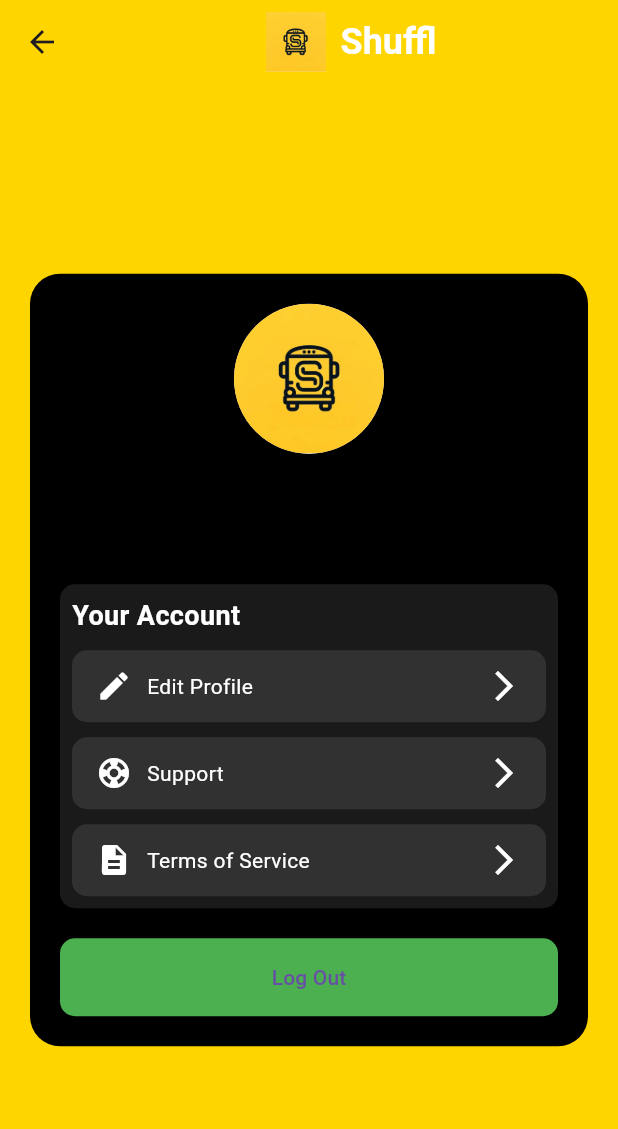
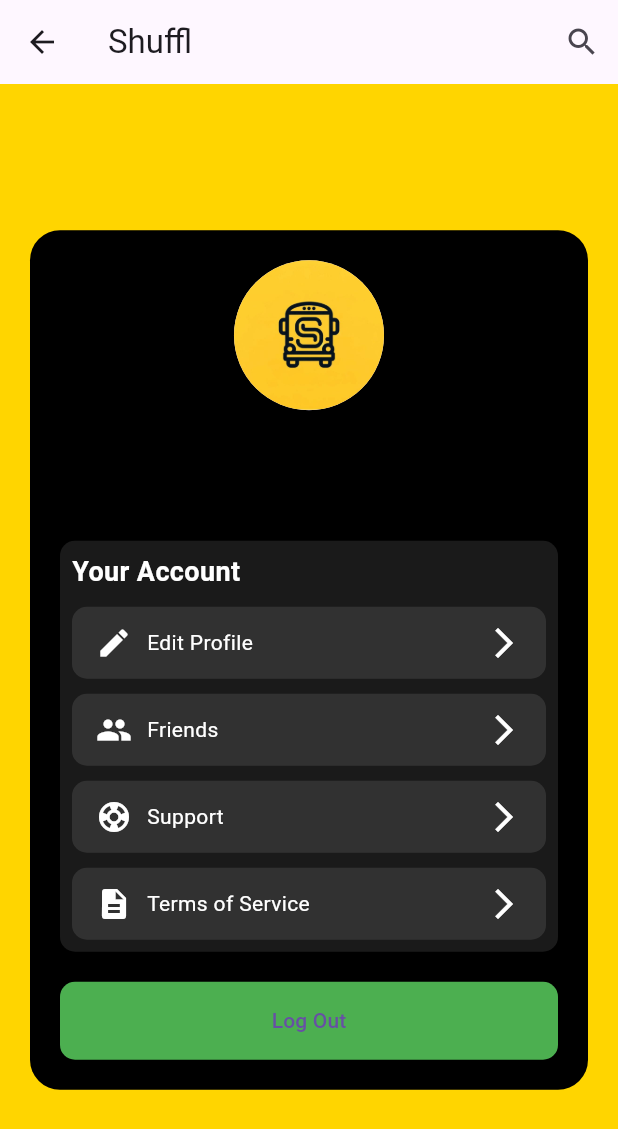
Before and after one commit to alpaltug/shuffl-repo, a Flutter app: the UserProfile screen opened directly, on a phone screen of 412 x 824 dp. Shown: the top 1129 px of the screen. Run offline on Flutter 3.47's test engine with Material 3 defaults, Android fonts, the phone set to English and light mode, and no system bars; our stand-ins replace cloud_firestore, firebase_auth, firebase_core, firebase_storage, google_maps_flutter, google_sign_in and 1 more; missing offline and left inert: profanity_filter; accounts and stored records are empty.

Commit message:
friends page and button

```diff
--- a/lib/screens/user_profile/user_profile.dart
+++ b/lib/screens/user_profile/user_profile.dart
@@ -5,6 +5,8 @@ import 'package:my_flutter_app/screens/user_public_profile/user_public_profile.d
 import 'package:my_flutter_app/screens/signin/signin.dart';
 import 'package:firebase_auth/firebase_auth.dart';
 import 'package:cloud_firestore/cloud_firestore.dart';
+import 'package:my_flutter_app/screens/user_friends/user_friends.dart';
+import 'package:my_flutter_app/screens/search_users/search_users.dart';
 
 class UserProfile extends StatefulWidget {
   const UserProfile({super.key});
@@ -42,7 +44,20 @@ class _UserProfileState extends State<UserProfile> {
   @override
   Widget build(BuildContext context) {
     return Scaffold(
-      appBar: const LogoAppBar(title: 'Shuffl'),
+      appBar: AppBar(
+        title: const Text('Shuffl'),
+        actions: [
+          IconButton(
+            icon: const Icon(Icons.search),
+            onPressed: () {
+              Navigator.push(
+                context,
+                MaterialPageRoute(builder: (context) => const SearchUsers()),
+              );
+            },
+          ),
+        ],
+      ),
       body: Center(
         child: SingleChildScrollView(
           padding: const EdgeInsets.symmetric(horizontal: defaultPadding),
@@ -129,6 +144,36 @@ class _UserProfileState extends State<UserProfile> {
                             ),
                           ),
                           const SizedBox(height: 10),
+                          GestureDetector(
+                            onTap: () {
+                              Navigator.push(
+                                context,
+                                MaterialPageRoute(
+                                  builder: (context) => const UserFriends(),
+                                ),
+                              );
+                            },
+                            child: Container(
+                              padding: const EdgeInsets.symmetric(horizontal: 16, vertical: 12),
+                              decoration: BoxDecoration(
+                                color: Colors.white.withOpacity(0.1),
+                                borderRadius: BorderRadius.circular(10),
+                              ),
+                              child: const Row(
+                                children: [
+                                  Icon(Icons.people, color: Colors.white),
+                                  SizedBox(width: 10),
+                                  Text(
+                                    'Friends',
+                                    style: TextStyle(color: Colors.white),
+                                  ),
+                                  Spacer(),
+                                  Icon(Icons.arrow_forward_ios, color: Colors.white),
+                                ],
+                              ),
+                            ),
+                          ),
+                          const SizedBox(height: 10),
                           Container(
                             padding: const EdgeInsets.symmetric(horizontal: 16, vertical: 12),
                             decoration: BoxDecoration(
--- a/lib/widgets.dart
+++ b/lib/widgets.dart
@@ -3,7 +3,8 @@ import 'package:my_flutter_app/constants.dart';
 
 class LogoAppBar extends StatelessWidget implements PreferredSizeWidget {
   final String title;
-  const LogoAppBar({super.key, required this.title});
+  final List<Widget>? actions;
+  const LogoAppBar({super.key, required this.title, this.actions});
 
   @override
   Widget build(BuildContext context) {
@@ -11,6 +12,7 @@ class LogoAppBar extends StatelessWidget implements PreferredSizeWidget {
       backgroundColor: kBackgroundColor,
       elevation: 0,
       centerTitle: true,
+      actions: actions,
       title: Row(
         mainAxisAlignment: MainAxisAlignment.center,
         children: [
```
Also changed, not shown: lib/screens/user_friends/user_friends.dart (added, +87 -0 lines).
